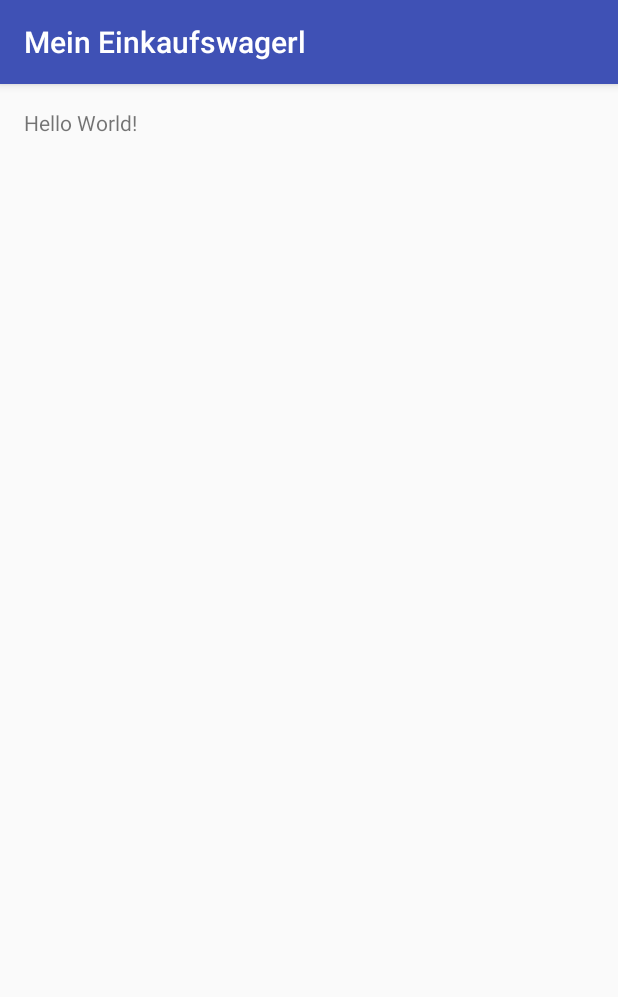
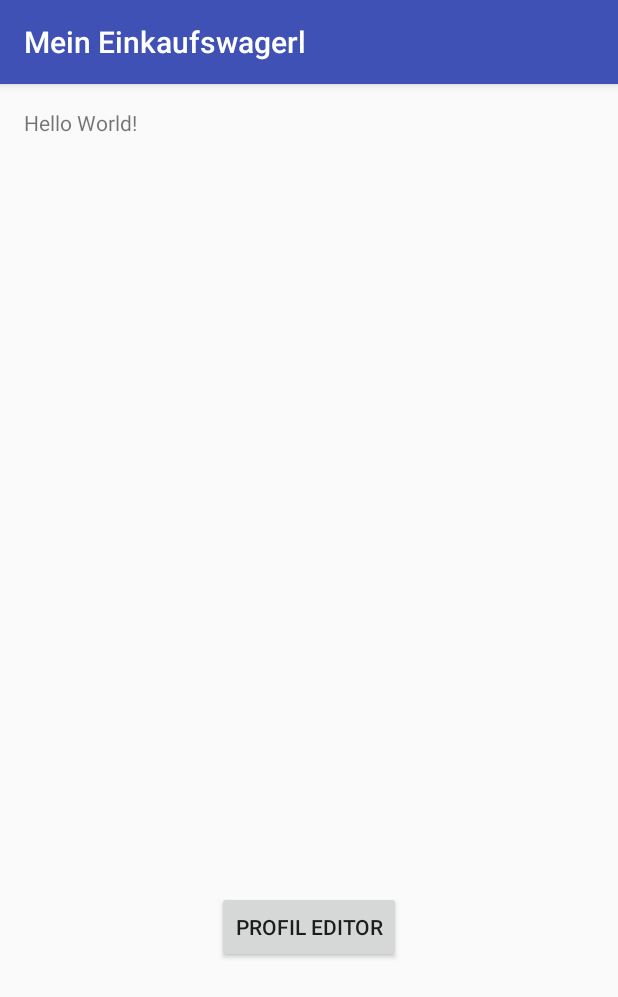
Before and after one commit to hci2/meineinkaufswagerl, an Android app: the screen it shows after launch (HomeActivity), on a phone screen of 412 x 824 dp. Shown: the top 997 px of the screen. Run offline under Robolectric (Android 15) with nearby library versions, the phone set to English and light mode, and no system bars.

Commit message:
Paar Profile Sachen eingefügt alles noch in Arbeit :)

```diff
--- a/MeinEinkaufswagerl/app/src/main/java/univie/ac/at/meineinkaufswagerl/HomeActivity.java
+++ b/MeinEinkaufswagerl/app/src/main/java/univie/ac/at/meineinkaufswagerl/HomeActivity.java
@@ -2,13 +2,28 @@ package univie.ac.at.meineinkaufswagerl;
 
 import android.support.v7.app.AppCompatActivity;
 import android.os.Bundle;
+import android.widget.Button;
+import android.content.Intent;
+import android.view.View;
 
-public class HomeActivity extends AppCompatActivity {
+import univie.ac.at.meineinkaufswagerl.model.ProfileModel;
+
+public class HomeActivity extends AppCompatActivity implements View.OnClickListener {
+
+    public final static String EXTRA_MESSAGE = "univie.ac.at.meineinkaufswagerl";
+
+    Button profilebutton;
 
     @Override
     protected void onCreate(Bundle savedInstanceState) {
         super.onCreate(savedInstanceState);
         setContentView(R.layout.activity_home);
+
+        //Felix Anfang
+        initializeVariables();
+        profilebutton.setOnClickListener(HomeActivity.this);
+
+        // Felix Ende
 
 
         // Test
@@ -19,4 +34,27 @@ public class HomeActivity extends AppCompatActivity {
 
         // test Philip
     }
+
+
+    //Von Felix
+    @Override
+    public void onClick(View v){
+        // Startet auf Knopfdruck die ProfileActivity
+        Intent  intent= new Intent(this, ProfileActivity.class);
+        String message="";
+        intent.putExtra(EXTRA_MESSAGE,message);
+        startActivity(intent);
+
+    }
+
+
+
+    private void initializeVariables() {
+
+        profilebutton= (Button) findViewById(R.id.profilebutton);
+
+    }
+
+
+
 }
--- a/MeinEinkaufswagerl/app/src/main/res/layout/activity_home.xml
+++ b/MeinEinkaufswagerl/app/src/main/res/layout/activity_home.xml
@@ -13,4 +13,13 @@
         android:layout_width="wrap_content"
         android:layout_height="wrap_content"
         android:text="Hello World!" />
+
+    <Button
+        android:layout_width="wrap_content"
+        android:layout_height="wrap_content"
+        android:text="Profil Editor"
+        android:id="@+id/profilebutton"
+        android:layout_alignParentBottom="true"
+        android:layout_centerHorizontal="true"
+        android:layout_marginBottom="166dp" />
 </RelativeLayout>
--- /dev/null
+++ b/MeinEinkaufswagerl/app/src/main/res/layout/profile_page_unvertrag.xml
@@ -0,0 +1,6 @@
+<?xml version="1.0" encoding="utf-8"?>
+<LinearLayout xmlns:android="http://schemas.android.com/apk/res/android"
+    android:orientation="vertical" android:layout_width="match_parent"
+    android:layout_height="match_parent">
+
+</LinearLayout>
```
Also changed, not shown: MeinEinkaufswagerl/app/src/main/AndroidManifest.xml (+8 -0 lines), MeinEinkaufswagerl/app/src/main/java/univie/ac/at/meineinkaufswagerl/ProfileActivity.java (added, +53 -0 lines), MeinEinkaufswagerl/app/src/main/java/univie/ac/at/meineinkaufswagerl/ProfileSupportPage.java (added, +49 -0 lines), MeinEinkaufswagerl/app/src/main/java/univie/ac/at/meineinkaufswagerl/ProfileUnvertragActivity.java (added, +17 -0 lines), MeinEinkaufswagerl/app/src/main/res/layout/profile_intro.xml (added, +32 -0 lines), MeinEinkaufswagerl/app/src/main/res/layout/profile_support_page.xml (added, +28 -0 lines).
